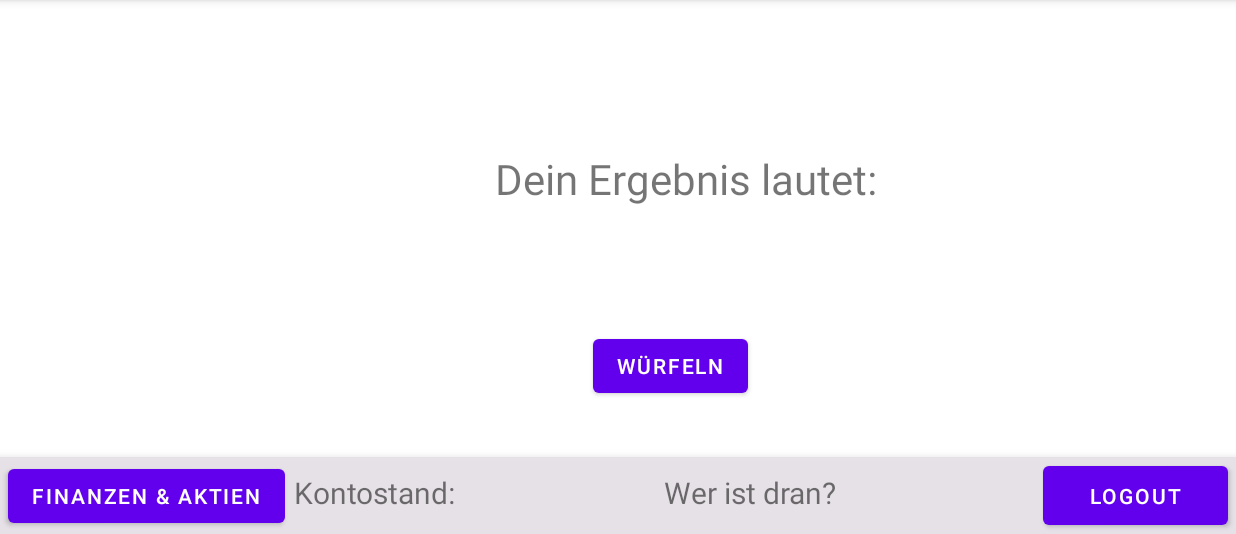
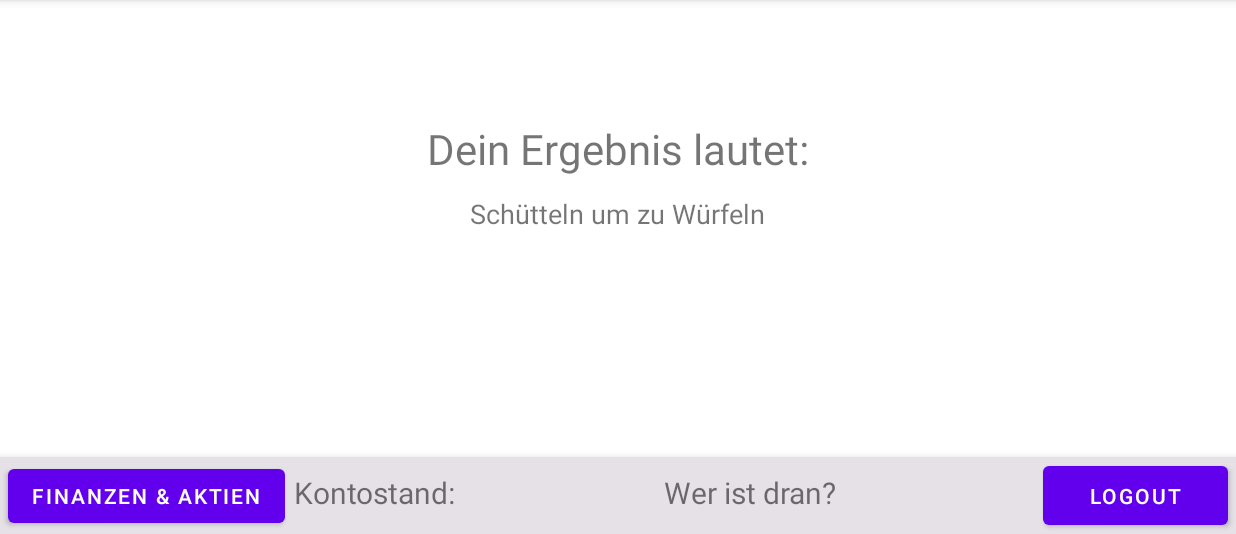
Before and after one commit to se-ii-mankomania/mankomania-app, an Android app: the EventRollDice screen opened directly, with no data from a screen before it, on a phone screen of 824 x 412 dp (held sideways), the part 84-618 px from its top. Run offline under Robolectric (Android 15) with nearby library versions, the phone set to English and light mode, and no system bars.

Commit message:
changed Components in activity_evdent_roll_dice
Button entfernt.Beschreibung für's SChütteln hinzugefügt.

```diff
--- a/app/src/main/res/layout/activity_event_roll_dice.xml
+++ b/app/src/main/res/layout/activity_event_roll_dice.xml
@@ -14,30 +14,33 @@
 
         <include layout="@layout/toolbar_layout" />
 
-        <Button
-            android:id="@+id/RollDice_RollButton"
+        <TextView
+            android:id="@+id/RollDice_resultTxt"
             android:layout_width="wrap_content"
             android:layout_height="wrap_content"
-            android:layout_marginStart="395dp"
-            android:layout_marginTop="220dp"
-            android:text="@string/Wuerfeln" />
+            android:layout_marginStart="330dp"
+            android:layout_marginTop="80dp"
+            android:text="@string/RollDice_resultTxt"
+            android:textSize="28sp"
+            android:layout_centerHorizontal="true" />
 
         <TextView
             android:id="@+id/RollDice_resultAnswer"
             android:layout_width="wrap_content"
             android:layout_height="wrap_content"
             android:layout_marginStart="445dp"
-            android:layout_marginTop="150dp"
-            android:textSize="28sp" />
+            android:layout_marginTop="200dp"
+            android:textSize="28sp"
+            android:layout_centerHorizontal="true" />
 
         <TextView
-            android:id="@+id/RollDice_resultTxt"
+            android:id="@+id/RollDice_Explanation"
             android:layout_width="wrap_content"
             android:layout_height="wrap_content"
-            android:layout_marginStart="330dp"
-            android:layout_marginTop="100dp"
-            android:text="@string/RollDice_resultTxt"
-            android:textSize="28sp" />
+            android:text="@string/RollDice_Explanation"
+            android:layout_marginTop="130dp"
+            android:layout_centerHorizontal="true"
+            android:textSize="18sp" />
 
     </RelativeLayout>
 
--- a/app/src/main/res/values/strings.xml
+++ b/app/src/main/res/values/strings.xml
@@ -93,4 +93,5 @@
     <string name="createNewLobby_maxSpielerTextView_text">Max. Spieler:</string>
     <string name="createNewLobby_createLobbyButton_text">Lobby erstellen</string>
     <string name="RollDice">Würfeln</string>
+    <string name="RollDice_Explanation">Schütteln um zu Würfeln</string>
 </resources>
```
